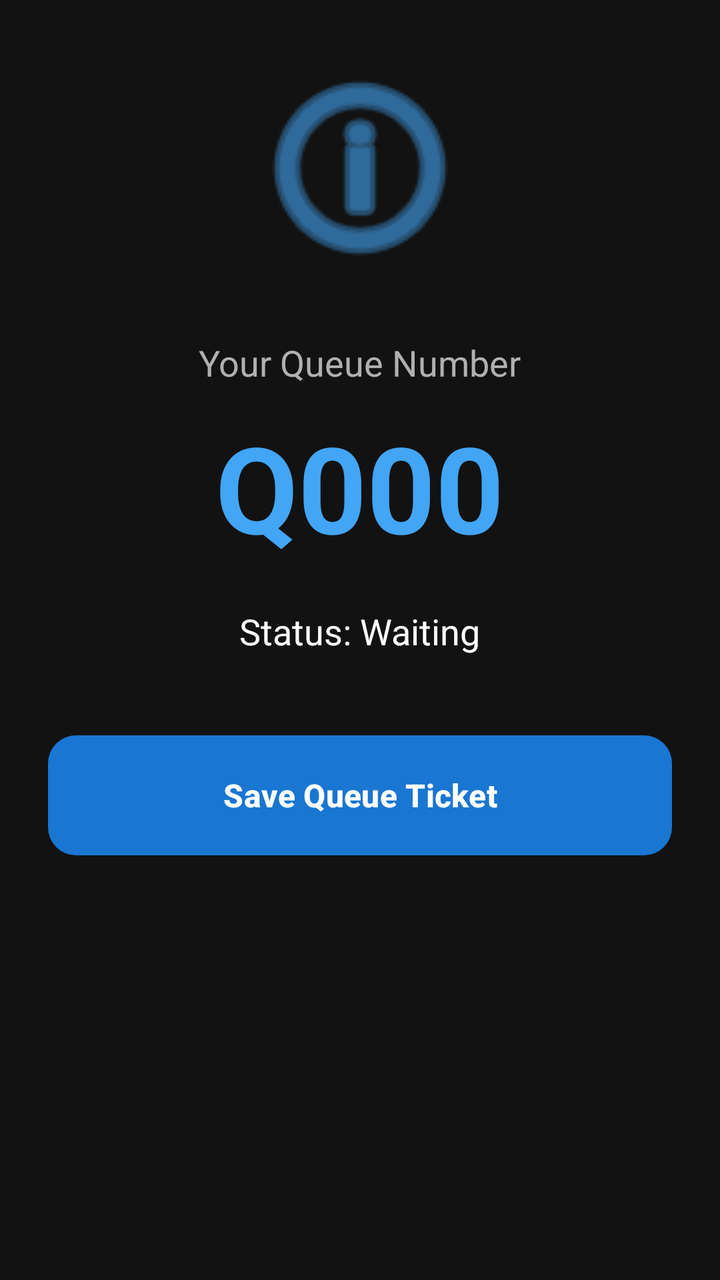
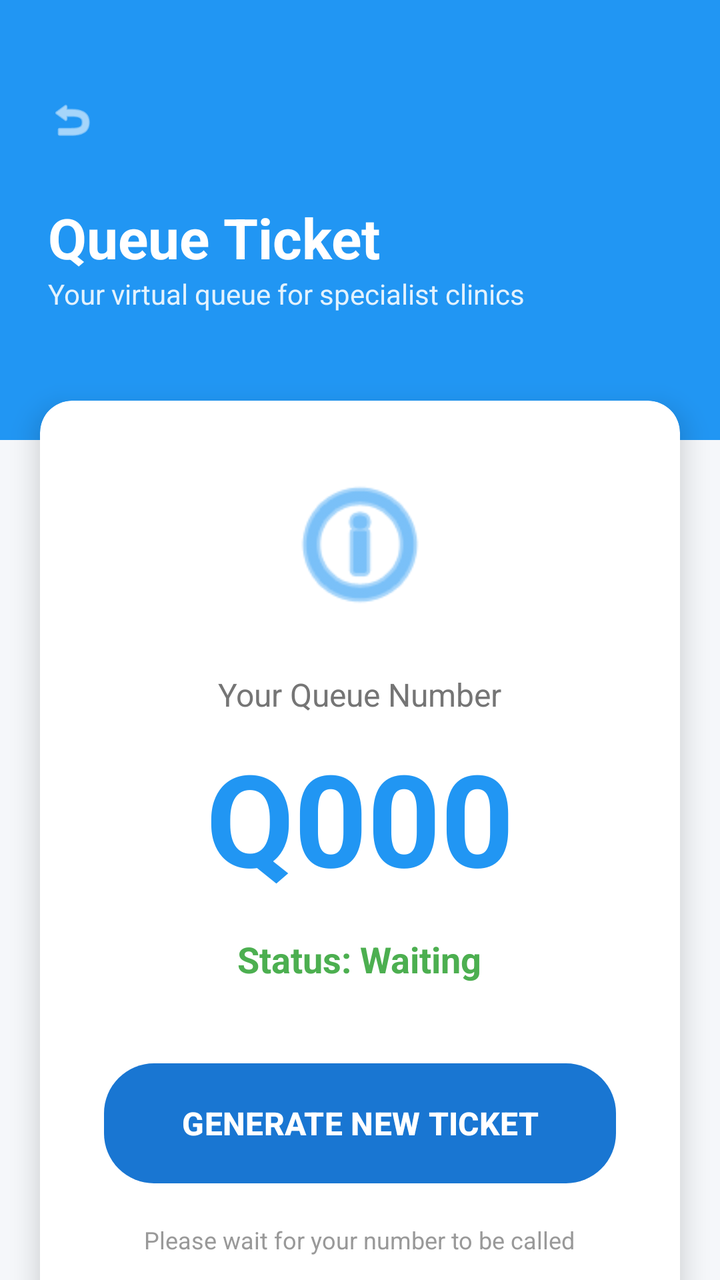

The first picture is an Android layout as it rendered before a commit; the second is the same layout after the commit. The layout source and the unified diff follow.
<!-- AndroidManifest.xml: application theme Theme.GlenEzyCareApps -->
<!-- res/layout/activity_queue.xml -->
<?xml version="1.0" encoding="utf-8"?>
<ScrollView xmlns:android="http://schemas.android.com/apk/res/android"
    android:layout_width="match_parent"
    android:layout_height="match_parent"
    android:background="#121212">

    <LinearLayout
        android:layout_width="match_parent"
        android:layout_height="wrap_content"
        android:orientation="vertical"
        android:padding="24dp"
        android:gravity="center_horizontal">

        <ImageView
            android:layout_width="120dp"
            android:layout_height="120dp"
            android:src="@android:drawable/ic_menu_info_details"
            android:tint="#42A5F5"
            android:layout_marginBottom="25dp"/>

        <TextView
            android:layout_width="wrap_content"
            android:layout_height="wrap_content"
            android:text="Your Queue Number"
            android:textColor="#B0B0B0"
            android:textSize="18sp"/>

        <TextView
            android:id="@+id/tvQueueNumber"
            android:layout_width="wrap_content"
            android:layout_height="wrap_content"
            android:text="Q000"
            android:textColor="#42A5F5"
            android:textSize="60sp"
            android:textStyle="bold"
            android:layout_marginTop="10dp"
            android:layout_marginBottom="20dp"/>

        <TextView
            android:id="@+id/tvQueueStatus"
            android:layout_width="wrap_content"
            android:layout_height="wrap_content"
            android:text="Status: Waiting"
            android:textColor="#FFFFFF"
            android:textSize="18sp"
            android:layout_marginBottom="40dp"/>

        <Button
            android:id="@+id/btnGenerateQueue"
            android:layout_width="match_parent"
            android:layout_height="60dp"
            android:text="Save Queue Ticket"
            android:textColor="#FFFFFF"
            android:textStyle="bold"
            android:textSize="16sp"
            android:background="@drawable/button_blue"/>

    </LinearLayout>

</ScrollView>
<!-- resources referenced by this layout -->
<resources>
  <!-- drawable button_blue (drawable) -->
  <?xml version="1.0" encoding="utf-8"?>
  <shape xmlns:android="http://schemas.android.com/apk/res/android">
      <solid android:color="@color/primary_blue"/>
      <corners android:radius="14dp"/>
  </shape>
  <style name="Theme.GlenEzyCareApps" parent="Theme.Material3.DayNight.NoActionBar">
  
          <item name="colorPrimary">@color/primary_blue</item>
          <item name="colorOnPrimary">@color/white</item>
  
          <item name="android:statusBarColor">@color/background_dark</item>
          <item name="android:navigationBarColor">@color/background_dark</item>
  
      </style>
  <color name="primary_blue">#1976D2</color>
  <color name="white">#FFFFFF</color>
  <color name="background_dark">#121212</color>
</resources>

<!-- the commit's change to res/layout/activity_queue.xml (unified diff, before → after) -->
@@ -1,60 +1,131 @@
 <?xml version="1.0" encoding="utf-8"?>
-<ScrollView xmlns:android="http://schemas.android.com/apk/res/android"
+<androidx.constraintlayout.widget.ConstraintLayout xmlns:android="http://schemas.android.com/apk/res/android"
+    xmlns:app="http://schemas.android.com/apk/res-auto"
     android:layout_width="match_parent"
     android:layout_height="match_parent"
-    android:background="#121212">
+    android:background="#F5F7FA">
 
-    <LinearLayout
+    
+    <View
+        android:id="@+id/topHeader"
         android:layout_width="match_parent"
+        android:layout_height="220dp"
+        android:background="#2196F3"
+        app:layout_constraintTop_toTopOf="parent" />
+
+    
+    <ImageView
+        android:id="@+id/btnBack"
+        android:layout_width="40dp"
+        android:layout_height="40dp"
+        android:layout_marginStart="16dp"
+        android:layout_marginTop="40dp"
+        android:background="?attr/selectableItemBackgroundBorderless"
+        android:padding="8dp"
+        android:src="@android:drawable/ic_menu_revert"
+        app:layout_constraintStart_toStartOf="parent"
+        app:layout_constraintTop_toTopOf="parent"
+        app:tint="@color/white" />
+
+    <TextView
+        android:id="@+id/tvHeaderTitle"
+        android:layout_width="wrap_content"
         android:layout_height="wrap_content"
-        android:orientation="vertical"
-        android:padding="24dp"
-        android:gravity="center_horizontal">
+        android:layout_marginStart="24dp"
+        android:layout_marginTop="20dp"
+        android:text="Queue Ticket"
+        android:textColor="@color/white"
+        android:textSize="28sp"
+        android:textStyle="bold"
+        app:layout_constraintStart_toStartOf="parent"
+        app:layout_constraintTop_toBottomOf="@+id/btnBack" />
 
-        <ImageView
-            android:layout_width="120dp"
-            android:layout_height="120dp"
-            android:src="@android:drawable/ic_menu_info_details"
-            android:tint="#42A5F5"
-            android:layout_marginBottom="25dp"/>
+    <TextView
+        android:layout_width="wrap_content"
+        android:layout_height="wrap_content"
+        android:text="Your virtual queue for specialist clinics"
+        android:textColor="#E3F2FD"
+        android:textSize="14sp"
+        app:layout_constraintStart_toStartOf="@+id/tvHeaderTitle"
+        app:layout_constraintTop_toBottomOf="@+id/tvHeaderTitle" />
 
-        <TextView
-            android:layout_width="wrap_content"
+    <androidx.core.widget.NestedScrollView
+        android:layout_width="match_parent"
+        android:layout_height="0dp"
+        android:layout_marginTop="-40dp"
+        app:layout_constraintBottom_toBottomOf="parent"
+        app:layout_constraintTop_toBottomOf="@+id/topHeader">
+
+        <androidx.cardview.widget.CardView
+            android:layout_width="match_parent"
             android:layout_height="wrap_content"
-            android:text="Your Queue Number"
-            android:textColor="#B0B0B0"
-            android:textSize="18sp"/>
+            android:layout_margin="20dp"
+            app:cardCornerRadius="16dp"
+            app:cardElevation="8dp">
 
-        <TextView
-            android:id="@+id/tvQueueNumber"
-            android:layout_width="wrap_content"
-            android:layout_height="wrap_content"
-            android:text="Q000"
-            android:textColor="#42A5F5"
-            android:textSize="60sp"
-            android:textStyle="bold"
-            android:layout_marginTop="10dp"
-            android:layout_marginBottom="20dp"/>
+            <LinearLayout
+                android:layout_width="match_parent"
+                android:layout_height="wrap_content"
+                android:orientation="vertical"
+                android:padding="32dp"
+                android:gravity="center_horizontal">
 
-        <TextView
-            android:id="@+id/tvQueueStatus"
-            android:layout_width="wrap_content"
-            android:layout_height="wrap_content"
-            android:text="Status: Waiting"
-            android:textColor="#FFFFFF"
-            android:textSize="18sp"
-            android:layout_marginBottom="40dp"/>
+                <ImageView
+                    android:layout_width="80dp"
+                    android:layout_height="80dp"
+                    android:src="@android:drawable/ic_menu_info_details"
+                    android:tint="#2196F3"
+                    android:layout_marginBottom="24dp"/>
 
-        <Button
-            android:id="@+id/btnGenerateQueue"
-            android:layout_width="match_parent"
-            android:layout_height="60dp"
-            android:text="Save Queue Ticket"
-            android:textColor="#FFFFFF"
-            android:textStyle="bold"
-            android:textSize="16sp"
-            android:background="@drawable/button_blue"/>
+                <TextView
+                    android:layout_width="wrap_content"
+                    android:layout_height="wrap_content"
+                    android:text="Your Queue Number"
+                    android:textColor="#757575"
+                    android:textSize="16sp"/>
 
-    </LinearLayout>
+                <TextView
+                    android:id="@+id/tvQueueNumber"
+                    android:layout_width="wrap_content"
+                    android:layout_height="wrap_content"
+                    android:text="Q000"
+                    android:textColor="#2196F3"
+                    android:textSize="64sp"
+                    android:textStyle="bold"
+                    android:layout_marginTop="8dp" />
 
-</ScrollView>
+                <TextView
+                    android:id="@+id/tvQueueStatus"
+                    android:layout_width="wrap_content"
+                    android:layout_height="wrap_content"
+                    android:text="Status: Waiting"
+                    android:textColor="#4CAF50"
+                    android:textSize="18sp"
+                    android:textStyle="bold"
+                    android:layout_marginTop="16dp"
+                    android:layout_marginBottom="40dp"/>
+
+                <Button
+                    android:id="@+id/btnGenerateQueue"
+                    android:layout_width="match_parent"
+                    android:layout_height="60dp"
+                    android:text="GENERATE NEW TICKET"
+                    android:textColor="@color/white"
+                    android:textStyle="bold"
+                    android:textSize="16sp"
+                    android:background="@drawable/button_gradient"/>
+
+                <TextView
+                    android:layout_width="wrap_content"
+                    android:layout_height="wrap_content"
+                    android:layout_marginTop="20dp"
+                    android:text="Please wait for your number to be called"
+                    android:textColor="#999999"
+                    android:textSize="12sp"
+                    android:gravity="center"/>
+
+            </LinearLayout>
+        </androidx.cardview.widget.CardView>
+    </androidx.core.widget.NestedScrollView>
+
+</androidx.constraintlayout.widget.ConstraintLayout>
<!-- resource entries referenced after the edit -->
@@ -1,11 +1,5 @@
 <!-- resources referenced by this layout -->
 <resources>
-  <!-- drawable button_blue (drawable) -->
-  <?xml version="1.0" encoding="utf-8"?>
-  <shape xmlns:android="http://schemas.android.com/apk/res/android">
-      <solid android:color="@color/primary_blue"/>
-      <corners android:radius="14dp"/>
-  </shape>
   <style name="Theme.GlenEzyCareApps" parent="Theme.Material3.DayNight.NoActionBar">
   
           <item name="colorPrimary">@color/primary_blue</item>
@@ -17,6 +11,15 @@
       </style>
   <color name="primary_blue">#1976D2</color>
   <color name="white">#FFFFFF</color>
+  <!-- drawable button_gradient (drawable) -->
+  <?xml version="1.0" encoding="utf-8"?>
+  <shape xmlns:android="http://schemas.android.com/apk/res/android">
+      <gradient
+          android:startColor="#7B1FA2"
+          android:endColor="#42A5F5"
+          android:angle="0"/>
+      <corners android:radius="25dp"/>
+  </shape>
   <color name="background_dark">#121212</color>
 </resources>
 
